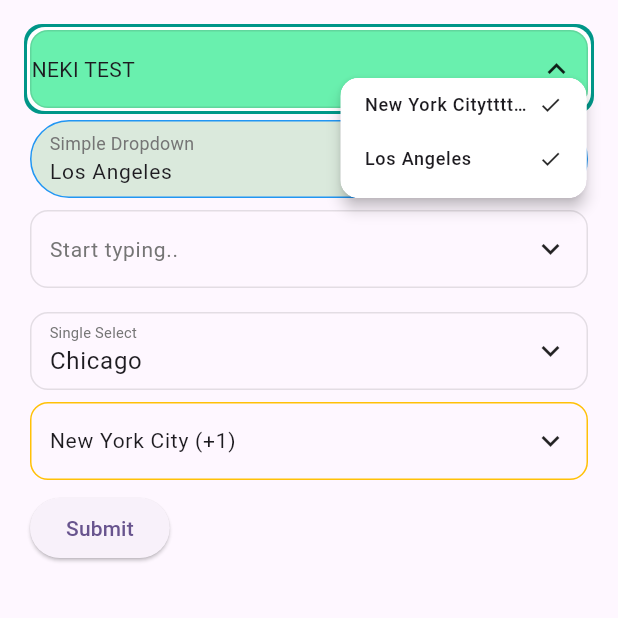
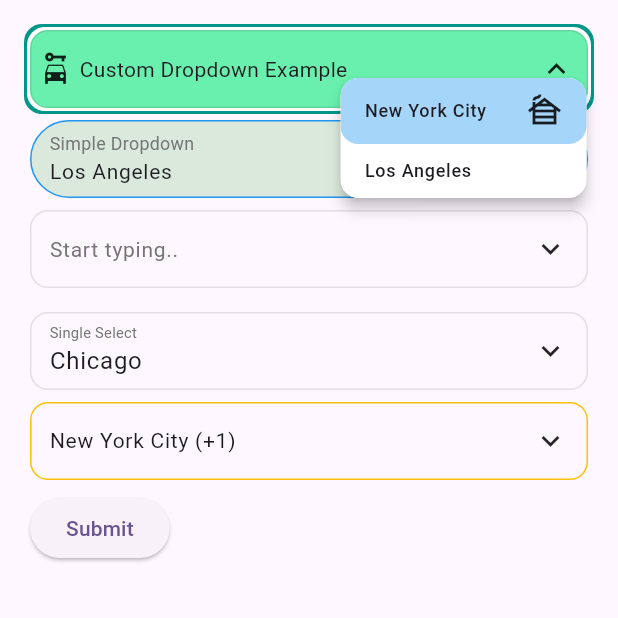
Before and after one commit to DartForce22/df_dropdown, a Flutter app: the screen it shows after launch, after a tap on the "keyboard arrow down" icon, on a phone screen of 412 x 824 dp, the top half of it. Run offline on Flutter 3.47's test engine with Material 3 defaults, Android fonts, the light colour scheme and no system bars.

Commit message:
Added custom icon and color for simple selector selected item

```diff
--- a/example/lib/main.dart
+++ b/example/lib/main.dart
@@ -34,18 +34,37 @@ class MyApp extends StatelessWidget {
                   children: [
                     SizedBox(
                       child: DfDropdownWrapper(
-                        child: Text("NEKI TEST"),
+                        child: Row(
+                          children: [
+                            SizedBox(
+                              width: 4,
+                            ),
+                            Icon(Icons.car_rental),
+                            SizedBox(
+                              width: 4,
+                            ),
+                            Text("Custom Dropdown Example"),
+                          ],
+                        ),
                         decoration: DropdownDecoration(
                           backgroundColor: Colors.greenAccent,
+                        ),
+                        selectorDecoration: SimpleSelectorDecoration(
+                          selectedItemIcon: Icon(
+                            Icons.cabin,
+                          ),
+                          selectedItemColor: Colors.blue.withOpacity(
+                            0.4,
+                          ),
                         ),
                         onOptionSelected: (option) {
                           log("Option selected ${option}");
                         },
+                        selectedValue: DropDownModel<String>(
+                            key: "1", value: "1", text: "New York City"),
                         initData: [
                           DropDownModel<String>(
-                              key: "1",
-                              value: "1",
-                              text: "New York Cityttttttttttt"),
+                              key: "1", value: "1", text: "New York City"),
                           DropDownModel<String>(
                               key: "2", value: "2", text: "Los Angeles"),
                         ],
--- a/lib/df_dropdown_wrapper.dart
+++ b/lib/df_dropdown_wrapper.dart
@@ -129,6 +129,7 @@ class _DropdownState<T> extends State<_Dropdown<T>> {
             : null,
         child: SimpleDropdownSelector<T>(
           expanded: false,
+          selectedOption: provider.selectedValue,
           selectorDecoration: widget.selectorDecoration,
           dropdownData: provider.suggestionsExpanded ? provider.initData : [],
           dropdownHeight: provider.dropdownHeight,
--- a/lib/df_searchable_dropdown.dart
+++ b/lib/df_searchable_dropdown.dart
@@ -125,6 +125,7 @@ class _DropdownState<T> extends State<_Dropdown<T>> {
     selectorWidget = Consumer<SearchableDropdownProvider<T>>(
       builder: (_, provider, __) => SimpleDropdownSelector<T>(
         selectorDecoration: widget.selectorDecoration,
+        selectedOption: provider.selectedValue,
         dropdownData:
             provider.suggestionsExpanded ? provider.getDropdownData : [],
         dropdownHeight: provider.dropdownHeight,
--- a/lib/df_simple_dropdown.dart
+++ b/lib/df_simple_dropdown.dart
@@ -122,6 +122,7 @@ class _DropdownState<T> extends State<_Dropdown<T>> {
     selectorWidget = Consumer<SimpleDropdownProvider<T>>(
       builder: (_, provider, __) => SimpleDropdownSelector<T>(
         selectorDecoration: widget.selectorDecoration,
+        selectedOption: provider.selectedValue,
         dropdownData: provider.suggestionsExpanded ? provider.initData : [],
         dropdownHeight: provider.dropdownHeight,
         onSelectSuggestion: provider.onSelectSuggestion,
--- a/lib/models/simple_selector_decoration.dart
+++ b/lib/models/simple_selector_decoration.dart
@@ -35,6 +35,13 @@ class SimpleSelectorDecoration {
   /// This defines the appearance of the text in each dropdown option.
   final TextStyle? optionTextStyle;
 
+  ///This is applied only when the [DfDropdownWrapper] widget is used
+  final double? selectorWidth;
+
+  final Widget? selectedItemIcon;
+
+  final Color? selectedItemColor;
+
   /// Creates a new [SimpleSelectorDecoration] instance with optional customization.
   ///
   /// - [borderRadius]: Sets the border radius for the selector.
@@ -43,6 +50,8 @@ class SimpleSelectorDecoration {
   /// - [selectorColor]: Sets the background color for the selector dropdown.
   /// - [itemColor]: Defines the background color of each selectable item.
   /// - [optionTextStyle]: Specifies the text style for the dropdown options.
+  /// - [selectedItemIcon]: Customizes the icon displayed next to the selected option.
+  /// - [selectedItemColor]: Sets the background color for selected items.
   const SimpleSelectorDecoration({
     this.borderRadius,
     this.elevation,
@@ -50,5 +59,8 @@ class SimpleSelectorDecoration {
     this.selectorColor,
     this.itemColor,
     this.optionTextStyle,
+    this.selectorWidth,
+    this.selectedItemIcon,
+    this.selectedItemColor,
   });
 }
--- a/lib/widgets/simple_dropdown_selector.dart
+++ b/lib/widgets/simple_dropdown_selector.dart
@@ -9,6 +9,7 @@ class SimpleDropdownSelector<T> extends StatelessWidget {
     required this.dropdownData,
     required this.dropdownHeight,
     required this.onSelectSuggestion,
+    required this.selectedOption,
     this.selectorDecoration,
     this.expanded = true,
   });
@@ -18,6 +19,7 @@ class SimpleDropdownSelector<T> extends StatelessWidget {
   final SimpleSelectorDecoration? selectorDecoration;
   final Function(DropDownModel<T>) onSelectSuggestion;
   final bool expanded;
+  final DropDownModel<T>? selectedOption;
 
   @override
   Widget build(BuildContext context) {
@@ -45,6 +47,7 @@ class SimpleDropdownSelector<T> extends StatelessWidget {
                     expanded: expanded,
                     selectorDecoration: selectorDecoration,
                     text: suggestion.text,
+                    selected: suggestion == selectedOption,
                     onTap: () {
                       onSelectSuggestion(suggestion);
                     },
@@ -70,18 +73,22 @@ class _DropdownSuggestion extends StatelessWidget {
     required this.onTap,
     required this.selectorDecoration,
     required this.expanded,
+    required this.selected,
   });
 
   final String text;
   final VoidCallback onTap;
   final SimpleSelectorDecoration? selectorDecoration;
   final bool expanded;
+  final bool selected;
 
   @override
   Widget build(BuildContext context) {
     final textTheme = Theme.of(context).textTheme;
     return Material(
-      color: Colors.transparent,
+      color: selected
+          ? selectorDecoration?.selectedItemColor ?? Colors.transparent
+          : Colors.transparent,
       borderRadius:
           selectorDecoration?.borderRadius ?? BorderRadius.circular(12),
       child: InkWell(
@@ -96,7 +103,9 @@ class _DropdownSuggestion extends StatelessWidget {
                 selectorDecoration?.borderRadius ?? BorderRadius.circular(12),
             color: selectorDecoration?.itemColor ?? Colors.transparent,
           ),
-          width: expanded ? double.infinity : 164,
+          width: expanded
+              ? double.infinity
+              : selectorDecoration?.selectorWidth ?? 164,
           child: Row(
             children: [
               Expanded(
@@ -108,13 +117,12 @@ class _DropdownSuggestion extends StatelessWidget {
                   overflow: TextOverflow.ellipsis,
                 ),
               ),
-              const SizedBox(
-                width: 4,
-              ),
-              Icon(
-                Icons.check,
-                size: 16,
-              ),
+              if (selectorDecoration?.selectedItemIcon != null && selected) ...[
+                const SizedBox(
+                  width: 4,
+                ),
+                selectorDecoration!.selectedItemIcon!,
+              ]
             ],
           ),
         ),
```
